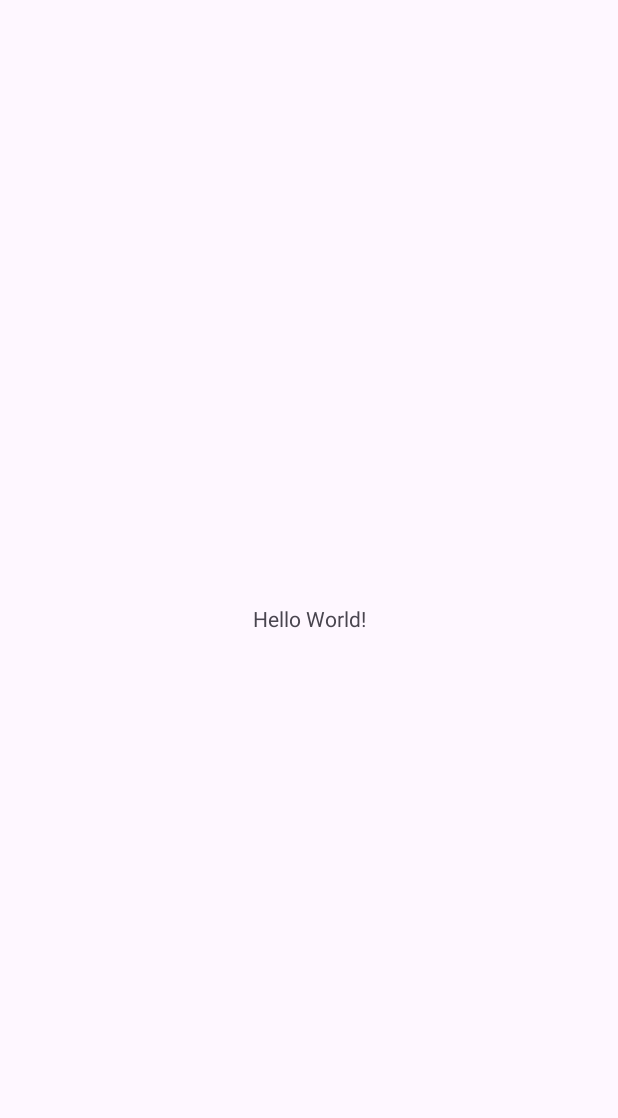
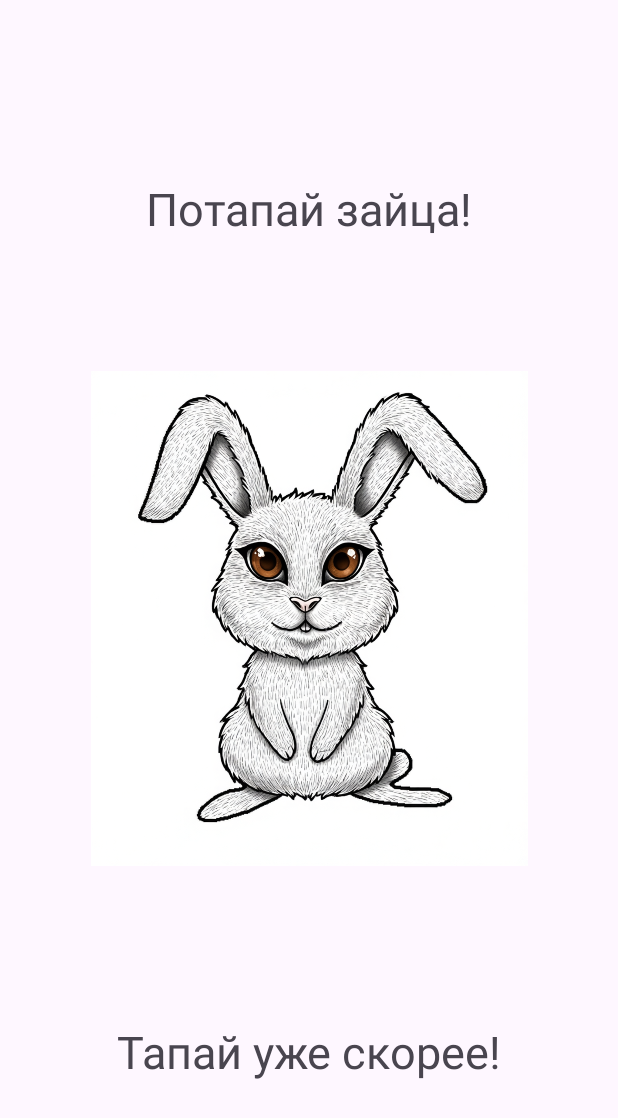
Before and after one commit to Tibedox/TapHare, an Android app: the screen it shows after launch (MainActivity), on a phone screen of 412 x 824 dp. Before the commit the part shown is almost empty. Shown: the top 1118 px of the screen. Run offline under Robolectric (Android 15) with nearby library versions, the phone set to English and light mode, and no system bars.

Commit message:
create views on layout

```diff
--- a/app/src/main/java/ru/itschool/taphare/MainActivity.java
+++ b/app/src/main/java/ru/itschool/taphare/MainActivity.java
@@ -1,6 +1,7 @@
 package ru.itschool.taphare;
 
 import android.os.Bundle;
+import android.view.View;
 
 import androidx.activity.EdgeToEdge;
 import androidx.appcompat.app.AppCompatActivity;
@@ -21,4 +22,8 @@ public class MainActivity extends AppCompatActivity {
             return insets;
         });
     }
+
+    public void tapHare(View view) {
+
+    }
 }
--- a/app/src/main/res/layout/activity_main.xml
+++ b/app/src/main/res/layout/activity_main.xml
@@ -8,12 +8,37 @@
     tools:context=".MainActivity">
 
     <TextView
+        android:id="@+id/textTop"
         android:layout_width="wrap_content"
         android:layout_height="wrap_content"
-        android:text="Hello World!"
+        android:text="Потапай зайца!"
+        android:textSize="30sp"
+        app:layout_constraintBottom_toTopOf="@+id/imageView"
+        app:layout_constraintEnd_toEndOf="parent"
+        app:layout_constraintStart_toStartOf="parent"
+        app:layout_constraintTop_toTopOf="parent"
+        app:layout_constraintVertical_bias="0.575" />
+
+    <ImageView
+        android:id="@+id/imageView"
+        android:layout_width="330dp"
+        android:layout_height="330dp"
+        android:onClick="tapHare"
         app:layout_constraintBottom_toBottomOf="parent"
         app:layout_constraintEnd_toEndOf="parent"
         app:layout_constraintStart_toStartOf="parent"
-        app:layout_constraintTop_toTopOf="parent" />
+        app:layout_constraintTop_toTopOf="parent"
+        app:srcCompat="@drawable/hare" />
+
+    <TextView
+        android:id="@+id/textBottom"
+        android:layout_width="wrap_content"
+        android:layout_height="wrap_content"
+        android:text="Тапай уже скорее!"
+        android:textSize="30sp"
+        app:layout_constraintBottom_toBottomOf="parent"
+        app:layout_constraintEnd_toEndOf="parent"
+        app:layout_constraintStart_toStartOf="parent"
+        app:layout_constraintTop_toBottomOf="@+id/imageView" />
 
 </androidx.constraintlayout.widget.ConstraintLayout>
```
